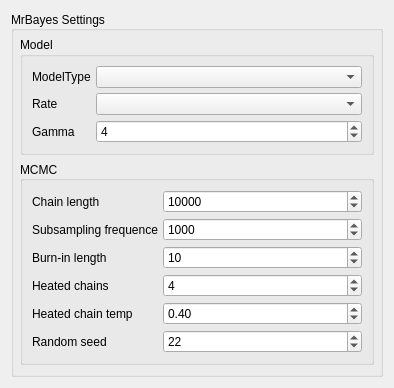
First picture: the form in src/plugins/external_tool_support/src/ui/MrBayesDialog.ui, repository violethaze74/ugene, before the edit.
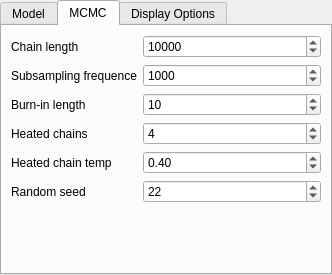
Second picture: the form after the edit. The open tabs and pages were chosen to show the change. Custom widgets are drawn as their Qt base class.

What changed in the file:
```diff
--- a/src/plugins/external_tool_support/src/ui/MrBayesDialog.ui
+++ b/src/plugins/external_tool_support/src/ui/MrBayesDialog.ui
@@ -12,8 +12,8 @@
    <rect>
     <x>0</x>
     <y>0</y>
-    <width>394</width>
-    <height>358</height>
+    <width>332</width>
+    <height>275</height>
    </rect>
   </property>
   <property name="minimumSize">
@@ -29,115 +29,37 @@
    <string notr="true"/>
   </property>
   <layout class="QVBoxLayout" name="verticalLayout">
-   <property name="spacing">
-    <number>0</number>
-   </property>
    <property name="sizeConstraint">
-    <enum>QLayout::SetMinimumSize</enum>
-   </property>
-   <item>
-    <widget class="QGroupBox" name="MrBayesGroup">
-     <property name="enabled">
-      <bool>true</bool>
-     </property>
-     <property name="minimumSize">
-      <size>
-       <width>370</width>
-       <height>340</height>
-      </size>
-     </property>
-     <property name="baseSize">
-      <size>
-       <width>0</width>
-       <height>0</height>
-      </size>
-     </property>
-     <property name="layoutDirection">
-      <enum>Qt::LeftToRight</enum>
-     </property>
-     <property name="title">
-      <string>MrBayes Settings</string>
-     </property>
-     <property name="alignment">
-      <set>Qt::AlignLeading|Qt::AlignLeft|Qt::AlignVCenter</set>
-     </property>
-     <layout class="QVBoxLayout" name="verticalLayout_2">
-      <property name="sizeConstraint">
-       <enum>QLayout::SetMinimumSize</enum>
+    <enum>QLayout::SetMinAndMaxSize</enum>
       </property>
       <property name="leftMargin">
-       <number>6</number>
+    <number>0</number>
       </property>
       <property name="topMargin">
-       <number>6</number>
+    <number>0</number>
       </property>
       <property name="rightMargin">
-       <number>6</number>
+    <number>0</number>
+   </property>
+   <property name="bottomMargin">
+    <number>0</number>
       </property>
       <item>
-       <widget class="QGroupBox" name="modelGroup">
-        <property name="minimumSize">
-         <size>
-          <width>0</width>
-          <height>0</height>
-         </size>
-        </property>
-        <property name="title">
+    <widget class="QTabWidget" name="twSettings">
+     <property name="currentIndex">
+      <number>0</number>
+     </property>
+     <widget class="QWidget" name="modelTab">
+      <attribute name="title">
          <string>Model</string>
-        </property>
-        <layout class="QGridLayout" name="gridLayout">
-         <property name="spacing">
-          <number>5</number>
-         </property>
-         <item row="2" column="0">
-          <widget class="QLabel" name="modelLabel3">
-           <property name="text">
-            <string>Gamma</string>
-           </property>
-          </widget>
-         </item>
-         <item row="1" column="0">
-          <widget class="QLabel" name="modelLabel2">
-           <property name="text">
-            <string>Rate</string>
-           </property>
-          </widget>
-         </item>
-         <item row="2" column="1">
-          <widget class="QSpinBox" name="gammaCategoriesSpin">
-           <property name="sizePolicy">
-            <sizepolicy hsizetype="Minimum" vsizetype="Fixed">
-             <horstretch>0</horstretch>
-             <verstretch>0</verstretch>
-            </sizepolicy>
-           </property>
-           <property name="minimumSize">
-            <size>
-             <width>0</width>
-             <height>0</height>
-            </size>
-           </property>
-           <property name="minimum">
-            <number>1</number>
-           </property>
-           <property name="maximum">
-            <number>10</number>
-           </property>
-           <property name="value">
-            <number>4</number>
-           </property>
-          </widget>
-         </item>
-         <item row="0" column="1">
-          <widget class="QComboBox" name="modelTypeCombo">
-           <property name="minimumSize">
-            <size>
-             <width>0</width>
-             <height>0</height>
-            </size>
-           </property>
-          </widget>
-         </item>
+      </attribute>
+      <layout class="QFormLayout" name="formLayout">
+       <property name="sizeConstraint">
+        <enum>QLayout::SetMinAndMaxSize</enum>
+       </property>
+       <property name="fieldGrowthPolicy">
+        <enum>QFormLayout::ExpandingFieldsGrow</enum>
+       </property>
          <item row="0" column="0">
           <widget class="QLabel" name="modelLabel1">
            <property name="sizePolicy">
@@ -151,8 +73,31 @@
            </property>
           </widget>
          </item>
+       <item row="0" column="1">
+        <widget class="QComboBox" name="modelTypeCombo">
+         <property name="sizePolicy">
+          <sizepolicy hsizetype="MinimumExpanding" vsizetype="Fixed">
+           <horstretch>0</horstretch>
+           <verstretch>0</verstretch>
+          </sizepolicy>
+         </property>
+        </widget>
+       </item>
+       <item row="1" column="0">
+        <widget class="QLabel" name="modelLabel2">
+         <property name="text">
+          <string>Rate</string>
+         </property>
+        </widget>
+       </item>
          <item row="1" column="1">
           <widget class="QComboBox" name="rateVariationCombo">
+         <property name="sizePolicy">
+          <sizepolicy hsizetype="MinimumExpanding" vsizetype="Fixed">
+           <horstretch>0</horstretch>
+           <verstretch>0</verstretch>
+          </sizepolicy>
+         </property>
            <property name="minimumSize">
             <size>
              <width>0</width>
@@ -161,29 +106,50 @@
            </property>
           </widget>
          </item>
-        </layout>
-       </widget>
-      </item>
-      <item>
-       <widget class="QGroupBox" name="mcmcGroup">
-        <property name="layoutDirection">
-         <enum>Qt::LeftToRight</enum>
-        </property>
-        <property name="title">
+       <item row="2" column="0">
+        <widget class="QLabel" name="modelLabel3">
+         <property name="text">
+          <string>Gamma</string>
+         </property>
+        </widget>
+       </item>
+       <item row="2" column="1">
+        <widget class="QSpinBox" name="gammaCategoriesSpin">
+         <property name="sizePolicy">
+          <sizepolicy hsizetype="MinimumExpanding" vsizetype="Fixed">
+           <horstretch>0</horstretch>
+           <verstretch>0</verstretch>
+          </sizepolicy>
+         </property>
+         <property name="minimumSize">
+          <size>
+           <width>0</width>
+           <height>0</height>
+          </size>
+         </property>
+         <property name="minimum">
+          <number>1</number>
+         </property>
+         <property name="maximum">
+          <number>10</number>
+         </property>
+         <property name="value">
+          <number>4</number>
+         </property>
+        </widget>
+       </item>
+      </layout>
+     </widget>
+     <widget class="QWidget" name="mcmcTab">
+      <attribute name="title">
          <string>MCMC</string>
-        </property>
-        <property name="alignment">
-         <set>Qt::AlignLeading|Qt::AlignLeft|Qt::AlignVCenter</set>
-        </property>
-        <property name="checkable">
-         <bool>false</bool>
-        </property>
-        <layout class="QGridLayout" name="gridLayout_2">
+      </attribute>
+      <layout class="QFormLayout" name="formLayout_2">
          <property name="sizeConstraint">
-          <enum>QLayout::SetDefaultConstraint</enum>
-         </property>
-         <property name="spacing">
-          <number>5</number>
+        <enum>QLayout::SetMinAndMaxSize</enum>
+       </property>
+       <property name="fieldGrowthPolicy">
+        <enum>QFormLayout::ExpandingFieldsGrow</enum>
          </property>
          <item row="0" column="0">
           <widget class="QLabel" name="mcmcLabel1">
@@ -192,32 +158,22 @@
            </property>
           </widget>
          </item>
-         <item row="5" column="1">
-          <widget class="QSpinBox" name="seedSpin">
+       <item row="0" column="1">
+        <widget class="QSpinBox" name="ngenSpin">
            <property name="sizePolicy">
-            <sizepolicy hsizetype="Minimum" vsizetype="Fixed">
+          <sizepolicy hsizetype="MinimumExpanding" vsizetype="Fixed">
              <horstretch>0</horstretch>
              <verstretch>0</verstretch>
             </sizepolicy>
            </property>
-           <property name="minimumSize">
-            <size>
-             <width>0</width>
-             <height>0</height>
-            </size>
+         <property name="minimum">
+          <number>1</number>
            </property>
            <property name="maximum">
-            <number>999999</number>
+          <number>999999999</number>
            </property>
            <property name="value">
-            <number>22</number>
-           </property>
-          </widget>
-         </item>
-         <item row="5" column="0">
-          <widget class="QLabel" name="label_5">
-           <property name="text">
-            <string>Random seed</string>
+          <number>10000</number>
            </property>
           </widget>
          </item>
@@ -228,33 +184,10 @@
            </property>
           </widget>
          </item>
-         <item row="2" column="1">
-          <widget class="QSpinBox" name="burninSpin">
-           <property name="minimumSize">
-            <size>
-             <width>0</width>
-             <height>0</height>
-            </size>
-           </property>
-           <property name="maximum">
-            <number>999999999</number>
-           </property>
-           <property name="value">
-            <number>10</number>
-           </property>
-          </widget>
-         </item>
-         <item row="2" column="0">
-          <widget class="QLabel" name="label_2">
-           <property name="text">
-            <string>Burn-in length</string>
-           </property>
-          </widget>
-         </item>
          <item row="1" column="1">
           <widget class="QSpinBox" name="sfreqSpin">
            <property name="sizePolicy">
-            <sizepolicy hsizetype="Minimum" vsizetype="Fixed">
+          <sizepolicy hsizetype="MinimumExpanding" vsizetype="Fixed">
              <horstretch>0</horstretch>
              <verstretch>0</verstretch>
             </sizepolicy>
@@ -276,10 +209,46 @@
            </property>
           </widget>
          </item>
+       <item row="2" column="0">
+        <widget class="QLabel" name="label_2">
+         <property name="text">
+          <string>Burn-in length</string>
+         </property>
+        </widget>
+       </item>
+       <item row="2" column="1">
+        <widget class="QSpinBox" name="burninSpin">
+         <property name="sizePolicy">
+          <sizepolicy hsizetype="MinimumExpanding" vsizetype="Fixed">
+           <horstretch>0</horstretch>
+           <verstretch>0</verstretch>
+          </sizepolicy>
+         </property>
+         <property name="minimumSize">
+          <size>
+           <width>0</width>
+           <height>0</height>
+          </size>
+         </property>
+         <property name="maximum">
+          <number>999999999</number>
+         </property>
+         <property name="value">
+          <number>10</number>
+         </property>
+        </widget>
+       </item>
+       <item row="3" column="0">
+        <widget class="QLabel" name="label_3">
+         <property name="text">
+          <string>Heated chains</string>
+         </property>
+        </widget>
+       </item>
          <item row="3" column="1">
           <widget class="QSpinBox" name="nheatedSpin">
            <property name="sizePolicy">
-            <sizepolicy hsizetype="Minimum" vsizetype="Fixed">
+          <sizepolicy hsizetype="MinimumExpanding" vsizetype="Fixed">
              <horstretch>0</horstretch>
              <verstretch>0</verstretch>
             </sizepolicy>
@@ -298,37 +267,6 @@
            </property>
           </widget>
          </item>
-         <item row="0" column="1">
-          <widget class="QSpinBox" name="ngenSpin">
-           <property name="sizePolicy">
-            <sizepolicy hsizetype="Expanding" vsizetype="Fixed">
-             <horstretch>0</horstretch>
-             <verstretch>0</verstretch>
-            </sizepolicy>
-           </property>
-           <property name="minimumSize">
-            <size>
-             <width>0</width>
-             <height>0</height>
-            </size>
-           </property>
-           <property name="maximumSize">
-            <size>
-             <width>16777215</width>
-             <height>16777215</height>
-            </size>
-           </property>
-           <property name="minimum">
-            <number>1</number>
-           </property>
-           <property name="maximum">
-            <number>999999999</number>
-           </property>
-           <property name="value">
-            <number>10000</number>
-           </property>
-          </widget>
-         </item>
          <item row="4" column="0">
           <widget class="QLabel" name="label_4">
            <property name="text">
@@ -336,15 +274,14 @@
            </property>
           </widget>
          </item>
-         <item row="3" column="0">
-          <widget class="QLabel" name="label_3">
-           <property name="text">
-            <string>Heated chains</string>
-           </property>
-          </widget>
-         </item>
          <item row="4" column="1">
           <widget class="QDoubleSpinBox" name="tempSpin">
+         <property name="sizePolicy">
+          <sizepolicy hsizetype="MinimumExpanding" vsizetype="Fixed">
+           <horstretch>0</horstretch>
+           <verstretch>0</verstretch>
+          </sizepolicy>
+         </property>
            <property name="minimumSize">
             <size>
              <width>0</width>
@@ -356,14 +293,66 @@
            </property>
           </widget>
          </item>
-        </layout>
-       </widget>
-      </item>
-     </layout>
-    </widget>
+       <item row="5" column="1">
+        <widget class="QSpinBox" name="seedSpin">
+         <property name="sizePolicy">
+          <sizepolicy hsizetype="MinimumExpanding" vsizetype="Fixed">
+           <horstretch>0</horstretch>
+           <verstretch>0</verstretch>
+          </sizepolicy>
+         </property>
+         <property name="maximum">
+          <number>999999</number>
+         </property>
+         <property name="value">
+          <number>22</number>
+         </property>
+        </widget>
+       </item>
+       <item row="5" column="0">
+        <widget class="QLabel" name="label_5">
+         <property name="text">
+          <string>Random seed</string>
+         </property>
+        </widget>
+       </item>
+      </layout>
+     </widget>
+     <widget class="QWidget" name="displayOptionsTab">
+      <attribute name="title">
+       <string>Display Options</string>
+      </attribute>
+      <layout class="QVBoxLayout" name="verticalLayout_2">
+       <item>
+        <widget class="U2::PhyTreeDisplayOptionsWidget" name="displayOptions" native="true"/>
+       </item>
+       <item>
+        <spacer name="verticalSpacer">
+         <property name="orientation">
+          <enum>Qt::Vertical</enum>
+         </property>
+         <property name="sizeHint" stdset="0">
+          <size>
+           <width>20</width>
+           <height>201</height>
+          </size>
+         </property>
+        </spacer>
+       </item>
+      </layout>
+     </widget>
+    </widget>
    </item>
   </layout>
  </widget>
+ <customwidgets>
+  <customwidget>
+   <class>U2::PhyTreeDisplayOptionsWidget</class>
+   <extends>QWidget</extends>
+   <header location="global">U2View/PhyTreeDisplayOptionsWidget.h</header>
+   <container>1</container>
+  </customwidget>
+ </customwidgets>
  <resources/>
  <connections/>
 </ui>
```
Lines whose indentation alone changed are shown as unchanged.
